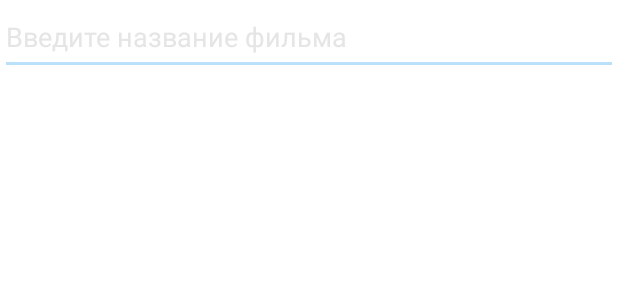
After one commit to alexanastasyev/movies-expert, an Android app: the layout fragment_movies_search.xml on its own in the app's theme, with its tools: preview values and no code run, on a phone screen of 412 x 824 dp. The commit adds this screen. Shown: the top 300 px of the screen. Run offline under Robolectric (Android 15) with nearby library versions, the phone set to English and light mode, and no system bars; network calls fail.

Commit message:
Started development of search fragment

```diff
--- /dev/null
+++ b/app/src/main/java/com/alexanastasyev/mymovies/screens/search/SearchMoviesPresenter.kt
@@ -0,0 +1,4 @@
+package com.alexanastasyev.mymovies.screens.search
+
+class SearchMoviesPresenter(private val view: SearchMoviesView) {
+}
--- /dev/null
+++ b/app/src/main/res/layout/fragment_movies_search.xml
@@ -0,0 +1,39 @@
+<?xml version="1.0" encoding="utf-8"?>
+<androidx.constraintlayout.widget.ConstraintLayout xmlns:android="http://schemas.android.com/apk/res/android"
+    android:layout_width="match_parent"
+    android:layout_height="match_parent"
+    xmlns:app="http://schemas.android.com/apk/res-auto">
+
+    <EditText
+        android:id="@+id/edit_search"
+        android:layout_width="match_parent"
+        android:layout_height="50dp"
+        android:textColor="@color/grey"
+        android:hint="@string/input_movie_title"
+        android:textColorHint="@color/transparent_grey"
+        app:backgroundTint="@color/light_blue"
+        app:background="@color/light_blue"
+        app:layout_constraintTop_toTopOf="parent" />
+
+    <androidx.recyclerview.widget.RecyclerView
+        android:id="@+id/fragment_recycler_movies_search"
+        android:layout_width="match_parent"
+        android:layout_height="0dp"
+        android:gravity="center"
+        app:layout_constraintTop_toBottomOf="@id/edit_search"
+        app:layout_constraintBottom_toBottomOf="parent"/>
+
+    <ProgressBar
+        android:id="@+id/progress_bar_search"
+        android:layout_width="@dimen/progress_bar_size"
+        android:layout_height="@dimen/progress_bar_size"
+        android:layout_marginTop="@dimen/progress_bar_margin_top"
+        android:indeterminate="true"
+        android:indeterminateTintMode="src_atop"
+        android:indeterminateTint="@color/light_blue"
+        android:visibility="invisible"
+        app:layout_constraintTop_toTopOf="parent"
+        app:layout_constraintStart_toStartOf="parent"
+        app:layout_constraintEnd_toEndOf="parent" />
+
+</androidx.constraintlayout.widget.ConstraintLayout>
--- a/app/src/main/res/values/strings.xml
+++ b/app/src/main/res/values/strings.xml
@@ -19,4 +19,5 @@
     <string name="removed_from_favorites">Удалено из избранного</string>
     <string name="logo_of_imdb">Логотип IMDB</string>
     <string name="source">Источник:</string>
+    <string name="input_movie_title">Введите название фильма</string>
 </resources>
--- a/app/src/main/res/values/themes.xml
+++ b/app/src/main/res/values/themes.xml
@@ -6,7 +6,7 @@
         <item name="colorPrimaryVariant">@color/purple_700</item>
         <item name="colorOnPrimary">@color/white</item>
         <!-- Secondary brand color. -->
-        <item name="colorSecondary">@color/teal_200</item>
+        <item name="colorSecondary">@color/light_blue</item>
         <item name="colorSecondaryVariant">@color/teal_700</item>
         <item name="colorOnSecondary">@color/black</item>
         <!-- Status bar color. -->
```
Also changed, not shown: app/src/main/java/com/alexanastasyev/mymovies/screens/movies/StartActivity.kt (+17 -0 lines), app/src/main/java/com/alexanastasyev/mymovies/screens/search/SearchMoviesFragment.kt (added, +28 -0 lines), app/src/main/java/com/alexanastasyev/mymovies/screens/search/SearchMoviesView.kt (added, +8 -0 lines), app/src/main/res/menu/movies_menu.xml (+5 -5 lines), app/src/main/res/drawable-v24/icon_search.png (added).
